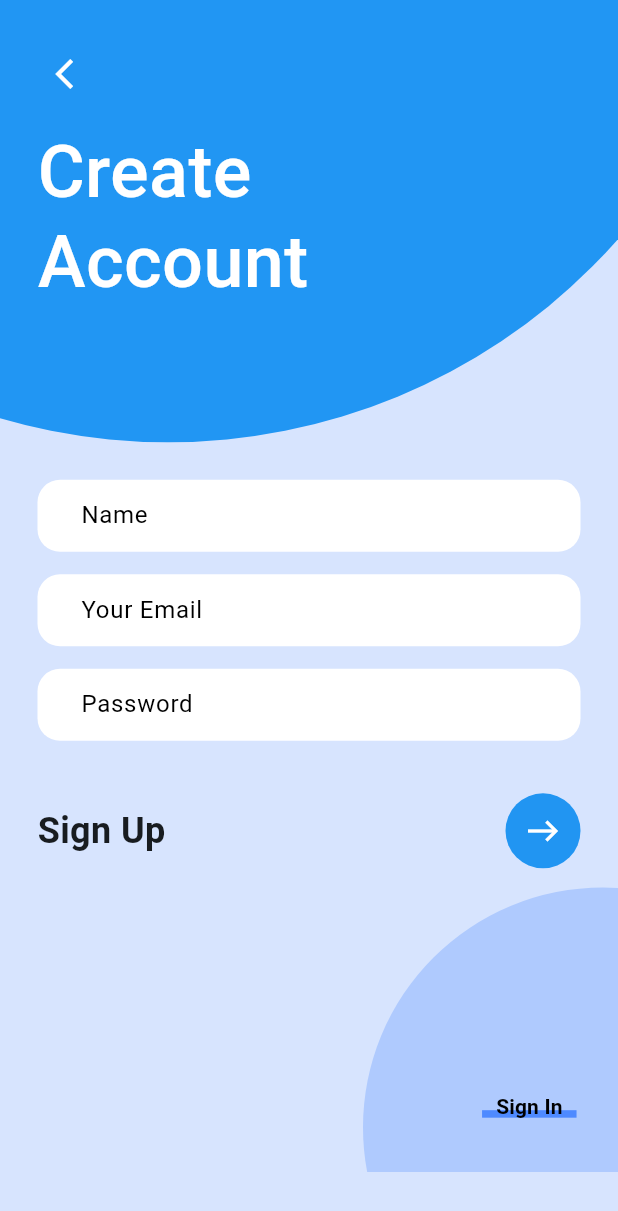
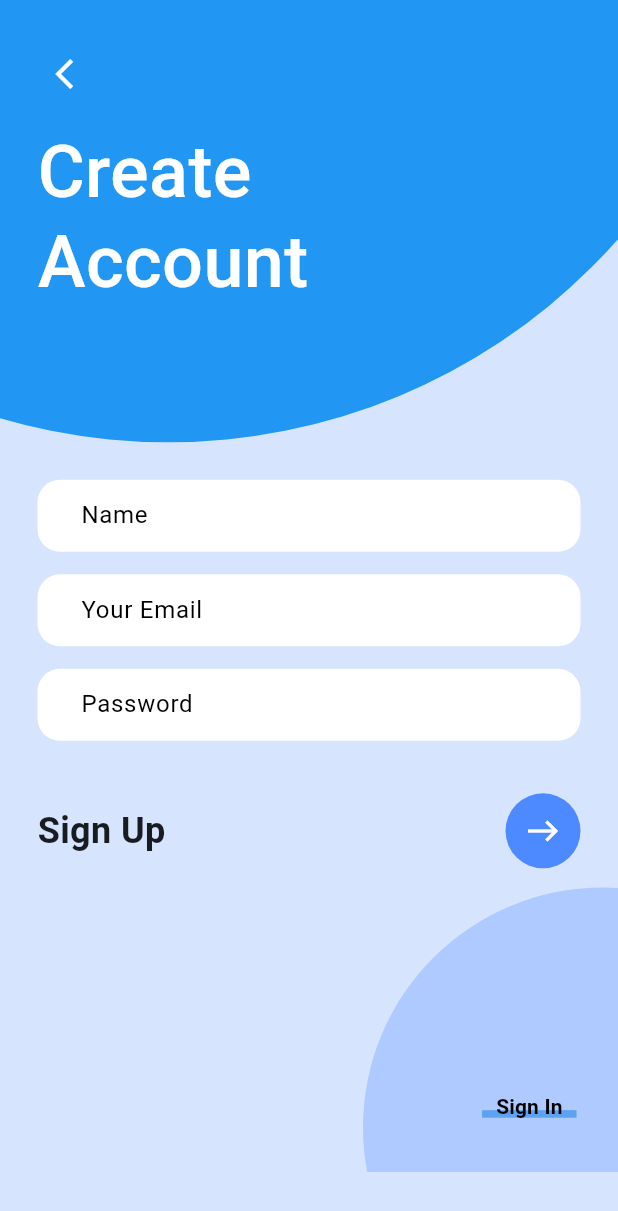
Before and after one commit to OmarElsharkawy1/hammamGaberTask1, a Flutter app: the screen it shows after launch, on a phone screen of 412 x 824 dp. Shown: the top 1211 px of the screen. Run offline on Flutter 3.47's test engine with Material 3 defaults, Android fonts, the phone set to English and light mode, and no system bars.

Commit message:
Divide sign in screen to more widgets to have a cleaner code Add create_account_widget.dart that has the create account text and the avatar behind it Add signup arrow that has the icon button to navigate to sign up page Add sign_up_section_widget.dart that has signup text, arrow, widget, and the avatar behind them

```diff
--- a/lib/sign_screen/sign_in_screen.dart
+++ b/lib/sign_screen/sign_in_screen.dart
@@ -1,80 +1,31 @@
 import 'package:flutter/material.dart';
 import 'package:new_app/constants/colors.dart';
-import 'package:new_app/global_widgets/custom_underline_word.dart';
 import 'package:new_app/global_widgets/text_form.dart';
+import 'package:new_app/sign_screen/widgets/create_account_widget.dart';
+import 'package:new_app/sign_screen/widgets/sign_up_section_widget.dart';
 
 class SignIn extends StatelessWidget {
   const SignIn({Key? key}) : super(key: key);
 
   @override
   Widget build(BuildContext context) {
-    return Scaffold(
+    return const Scaffold(
       backgroundColor: AppColors.hawkesBlue,
       body: Column(
         mainAxisSize: MainAxisSize.max,
         children: [
           //Create Account text
-          SizedBox(
-            width: double.infinity,
-            height: MediaQuery.of(context).size.height * .37,
-            child: Stack(
-              children: [
-                //Circle Avatar
-                const Positioned(
-                  right: -100,
-                  bottom: 10,
-                  child: CircleAvatar(
-                      backgroundColor: Colors.blue, maxRadius: 400),
-                ),
-                //Create Word
-                const Positioned(
-                  left: 25,
-                  top: 80,
-                  child: Text(
-                    'Create',
-                    style: TextStyle(
-                      fontWeight: FontWeight.w500,
-                      color: Colors.white,
-                      fontSize: 48,
-                    ),
-                  ),
-                ),
-                //Account word
-                const Positioned(
-                  left: 25,
-                  top: 140,
-                  child: Text(
-                    'Account',
-                    style: TextStyle(
-                      fontWeight: FontWeight.w500,
-                      color: Colors.white,
-                      fontSize: 48,
-                    ),
-                  ),
-                ),
-                //Back Arrow
-                Padding(
-                  padding: const EdgeInsets.only(top: 25, left: 25),
-                  child: IconButton(
-                      onPressed: () {},
-                      icon: const Icon(
-                        Icons.arrow_back_ios,
-                        color: Colors.white,
-                      )),
-                ),
-              ],
-            ),
-          ),
+          CreateAccountText(),
           // TextFields
           Padding(
-            padding: const EdgeInsets.symmetric(horizontal: 25, vertical: 15),
+            padding: EdgeInsets.symmetric(horizontal: 25, vertical: 15),
             child: Column(
               children: [
                 //Name
                 TextFormWidget(name: 'Name'),
                 //Your Email
                 Padding(
-                  padding: const EdgeInsets.symmetric(vertical: 15),
+                  padding: EdgeInsets.symmetric(vertical: 15),
                   child: TextFormWidget(name: "Your Email"),
                 ),
                 //Password
@@ -82,68 +33,7 @@ class SignIn extends StatelessWidget {
               ],
             ),
           ),
-          SizedBox(
-            width: double.infinity,
-            height: MediaQuery.of(context).size.height * .331,
-            child: Stack(
-              children: [
-                //Circle Avatar
-                const Positioned(
-                  right: -150,
-                  bottom: -130,
-                  child: CircleAvatar(
-                      backgroundColor: Color.fromARGB(255, 175, 202, 254),
-                      maxRadius: 160),
-                ),
-                Padding(
-                  padding:
-                      const EdgeInsets.symmetric(horizontal: 25, vertical: 20),
-                  child: Column(
-                    mainAxisAlignment: MainAxisAlignment.spaceBetween,
-                    children: [
-                      //Sign up, Arrow icon
-                      Row(
-                        mainAxisAlignment: MainAxisAlignment.spaceBetween,
-                        children: [
-                          const Text(
-                            'Sign Up',
-                            style: TextStyle(
-                              fontSize: 24,
-                              fontWeight: FontWeight.bold,
-                            ),
-                          ),
-                          Container(
-                            width: 50,
-                            height: 50,
-                            decoration: BoxDecoration(
-                                color: const Color.fromARGB(255, 33, 149, 242),
-                                borderRadius: BorderRadius.circular(25)),
-                            child: IconButton(
-                              onPressed: () {},
-                              icon: const Icon(
-                                Icons.east,
-                                color: Colors.white,
-                              ),
-                            ),
-                          )
-                        ],
-                      ),
-                      Row(
-                        mainAxisAlignment: MainAxisAlignment.end,
-                        children: [
-                          CustomUnderlineWord(
-                            text: 'Sign In',
-                            color: AppColors.cornflowerBlue,
-                            function: () {},
-                          ),
-                        ],
-                      ),
-                    ],
-                  ),
-                ),
-              ],
-            ),
-          ),
+          SignUpSectionWidget(),
         ],
       ),
     );
--- /dev/null
+++ b/lib/sign_screen/widgets/create_account_widget.dart
@@ -0,0 +1,59 @@
+import 'package:flutter/material.dart';
+
+class CreateAccountText extends StatelessWidget {
+  const CreateAccountText({Key? key}) : super(key: key);
+
+  @override
+  Widget build(BuildContext context) {
+    return SizedBox(
+      width: double.infinity,
+      height: MediaQuery.of(context).size.height * .37,
+      child: Stack(
+        children: [
+          //Circle Avatar
+          const Positioned(
+            right: -100,
+            bottom: 10,
+            child: CircleAvatar(backgroundColor: Colors.blue, maxRadius: 400),
+          ),
+          //Create Word
+          const Positioned(
+            left: 25,
+            top: 80,
+            child: Text(
+              'Create',
+              style: TextStyle(
+                fontWeight: FontWeight.w500,
+                color: Colors.white,
+                fontSize: 48,
+              ),
+            ),
+          ),
+          //Account word
+          const Positioned(
+            left: 25,
+            top: 140,
+            child: Text(
+              'Account',
+              style: TextStyle(
+                fontWeight: FontWeight.w500,
+                color: Colors.white,
+                fontSize: 48,
+              ),
+            ),
+          ),
+          //Back Arrow
+          Padding(
+            padding: const EdgeInsets.only(top: 25, left: 25),
+            child: IconButton(
+                onPressed: () {},
+                icon: const Icon(
+                  Icons.arrow_back_ios,
+                  color: Colors.white,
+                )),
+          ),
+        ],
+      ),
+    );
+  }
+}
--- /dev/null
+++ b/lib/sign_screen/widgets/sign_up_arrow.dart
@@ -0,0 +1,24 @@
+import 'package:flutter/material.dart';
+import 'package:new_app/constants/colors.dart';
+
+class SignUpArrow extends StatelessWidget {
+  const SignUpArrow({Key? key}) : super(key: key);
+
+  @override
+  Widget build(BuildContext context) {
+    return Container(
+      width: 50,
+      height: 50,
+      decoration: BoxDecoration(
+          color: AppColors.cornflowerBlue,
+          borderRadius: BorderRadius.circular(25)),
+      child: IconButton(
+        onPressed: () {},
+        icon: const Icon(
+          Icons.east,
+          color: Colors.white,
+        ),
+      ),
+    );
+  }
+}
--- /dev/null
+++ b/lib/sign_screen/widgets/sign_up_section_widget.dart
@@ -0,0 +1,60 @@
+import 'package:flutter/material.dart';
+import 'package:new_app/constants/colors.dart';
+import 'package:new_app/global_widgets/custom_underline_word.dart';
+import 'package:new_app/sign_screen/widgets/sign_up_arrow.dart';
+
+class SignUpSectionWidget extends StatelessWidget {
+  const SignUpSectionWidget({Key? key}) : super(key: key);
+
+  @override
+  Widget build(BuildContext context) {
+    return SizedBox(
+      width: double.infinity,
+      height: MediaQuery.of(context).size.height * .331,
+      child: Stack(
+        children: [
+          //Circle Avatar
+          const Positioned(
+            right: -150,
+            bottom: -130,
+            child: CircleAvatar(
+                backgroundColor: Color.fromARGB(255, 175, 202, 254),
+                maxRadius: 160),
+          ),
+          Padding(
+            padding: const EdgeInsets.symmetric(horizontal: 25, vertical: 20),
+            child: Column(
+              mainAxisAlignment: MainAxisAlignment.spaceBetween,
+              children: [
+                //Sign up, Arrow icon
+                const Row(
+                  mainAxisAlignment: MainAxisAlignment.spaceBetween,
+                  children: [
+                    Text(
+                      'Sign Up',
+                      style: TextStyle(
+                        fontSize: 24,
+                        fontWeight: FontWeight.bold,
+                      ),
+                    ),
+                    SignUpArrow(),
+                  ],
+                ),
+                Row(
+                  mainAxisAlignment: MainAxisAlignment.end,
+                  children: [
+                    CustomUnderlineWord(
+                      text: 'Sign In',
+                      color: AppColors.brightCornflowerBlue,
+                      function: () {},
+                    ),
+                  ],
+                ),
+              ],
+            ),
+          ),
+        ],
+      ),
+    );
+  }
+}
```
